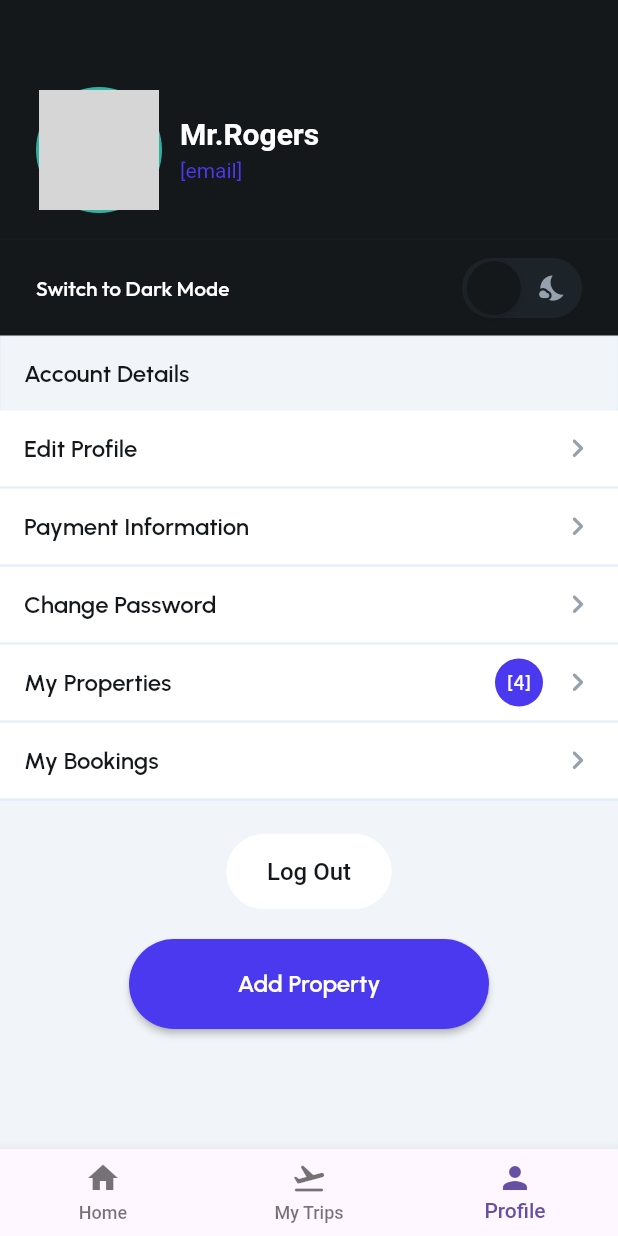
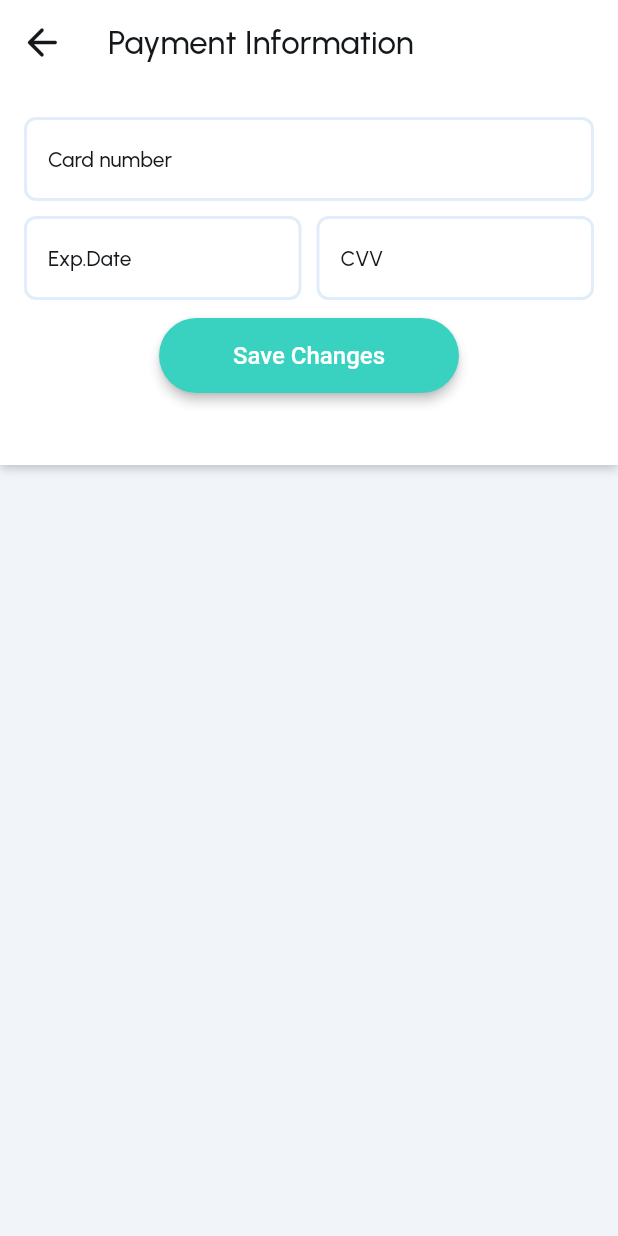
Before and after one commit to Choi-Big-Root/upHoms, a Flutter app: the ProfilePage screen opened by its route, after a tap on "Payment Information", on a phone screen of 412 x 824 dp. Run offline on Flutter 3.47's test engine with Material 3 defaults, Android fonts, the phone set to English and light mode, and no system bars; our stand-ins replace bloc, cached_network_image, flutter_bloc, flutter_dotenv, flutter_screenutil, freezed_annotation and 2 more; network calls fail; grey boxes are pictures that could not be loaded.

Commit message:
myProfile payment 정보 수정 화면 ui 구현 및 route 추가

```diff
--- a/lib/presentation/profile/profile_page.dart
+++ b/lib/presentation/profile/profile_page.dart
@@ -342,7 +342,9 @@ class _ProfilePageState extends State<ProfilePage> {
               ProfileRoutesInkwellWidget(
                 title: 'Payment Information',
                 isFirstRow: false,
-                onTapAction: () {},
+                onTapAction: () {
+                  context.push('/profile_payment_edit');
+                },
               ),
               ProfileRoutesInkwellWidget(
                 title: 'Change Password',
--- /dev/null
+++ b/lib/presentation/profile/profile_payment_edit.dart
@@ -0,0 +1,121 @@
+import 'package:flutter/material.dart';
+import 'package:go_router/go_router.dart';
+import 'package:google_fonts/google_fonts.dart';
+
+import '../../core/custom/custom_font_weight.dart';
+import '../../core/theme/theme_extension.dart';
+import '../common_widgets/credit_card_form.dart';
+
+class ProfilePaymentEdit extends StatefulWidget {
+  const ProfilePaymentEdit({super.key});
+
+  @override
+  State<ProfilePaymentEdit> createState() => _ProfilePaymentEditState();
+}
+
+class _ProfilePaymentEditState extends State<ProfilePaymentEdit> {
+  @override
+  Widget build(BuildContext context) {
+    final colorScheme = context.colors;
+    final textScheme = Theme.of(context).textTheme;
+    return Scaffold(
+      backgroundColor: colorScheme.primaryBackground,
+      appBar: AppBar(
+        backgroundColor: colorScheme.secondaryBackground,
+        automaticallyImplyLeading: false,
+        leading: InkWell(
+          splashColor: Colors.transparent,
+          focusColor: Colors.transparent,
+          hoverColor: Colors.transparent,
+          highlightColor: Colors.transparent,
+          onTap: () async {
+            context.pop();
+          },
+          child: Icon(
+            Icons.arrow_back_rounded,
+            color: colorScheme.primaryText,
+            size: 30,
+          ),
+        ),
+        title: Text(
+          'Payment Information',
+          style: GoogleFonts.urbanist(textStyle: textScheme.headlineMedium),
+        ),
+        actions: [],
+        centerTitle: false,
+        elevation: 0,
+      ),
+      body: SafeArea(
+        top: true,
+        child: Column(
+          mainAxisSize: MainAxisSize.max,
+          children: [
+            Container(
+              width: double.infinity,
+              decoration: BoxDecoration(
+                color: colorScheme.secondaryBackground,
+                boxShadow: [
+                  const BoxShadow(
+                    color: Color(0x411D2429),
+                    blurRadius: 5,
+                    offset: Offset(0.0, 2),
+                  ),
+                ],
+              ),
+              child:  Padding(
+                padding: const EdgeInsetsDirectional.fromSTEB(0, 0, 0, 24),
+                child: Column(
+                  children: [
+                    const Padding(
+                      padding: EdgeInsetsDirectional.fromSTEB(
+                        16,
+                        12,
+                        16,
+                        0,
+                      ),
+                      child: CreditCardForm(
+                        obscureNumber: true,
+                        obscureCvv: false,
+                        spacing: 10,
+                      ),
+                    ),
+                    Padding(
+                      padding: const EdgeInsetsDirectional.fromSTEB(0, 12, 0, 24),
+                      child: ElevatedButton(
+                        onPressed: () {
+                        },
+                        style: ButtonStyle(
+                          backgroundColor: WidgetStateProperty.all(colorScheme.turquoise),
+                          elevation: WidgetStateProperty.all(3.0),
+                          side: WidgetStateProperty.all(
+                            const BorderSide(color: Colors.transparent, width: 1.0),
+                          ),
+                          shape: WidgetStateProperty.all(
+                            RoundedRectangleBorder(
+                              borderRadius: BorderRadius.circular(30),
+                            ),
+                          ),
+                          minimumSize: WidgetStateProperty.all(const Size(200, 50)),
+                        ),
+                        child: Text(
+                          'Save Changes',
+                          style: GoogleFonts.lexendDeca(
+                            textStyle: textScheme.titleSmall?.copyWith(
+                              fontWeight: CustomFontWeight.medium,
+                              color: Colors.white,
+                            ),
+                          ),
+                        ),
+                      ),
+                    ),
+                  ],
+                ),
+
+              ),
+            ),
+          ],
+        ),
+      ),
+    );
+  }
+}
--- a/lib/presentation/routes/route_path.dart
+++ b/lib/presentation/routes/route_path.dart
@@ -13,4 +13,5 @@ class RoutePath {
 
   static const String profile = '/profile';
   static const String profileEdit = '/profile_edit';
+  static const String profilePaymentEdit = '/profile_payment_edit';
 }
--- a/lib/presentation/routes/routes.dart
+++ b/lib/presentation/routes/routes.dart
@@ -5,6 +5,7 @@ import '../my_trips/my_trips_page.dart';
 import '../my_trips/widgets/my_trip_details_widget.dart';
 import '../profile/profile_edit.dart';
 import '../profile/profile_page.dart';
+import '../profile/profile_payment_edit.dart';
 import 'main_shell.dart';
 
 import '../create_account/create_account_page.dart';
@@ -90,5 +91,10 @@ final GoRouter router = GoRouter(
       name: 'profile_edit',
       builder: (context, state) => const ProfileEdit(),
     ),
+    GoRoute(
+      path: RoutePath.profilePaymentEdit,
+      name: 'profile_payment_edit',
+      builder: (context, state) => const ProfilePaymentEdit(),
+    ),
   ],
 );
```
